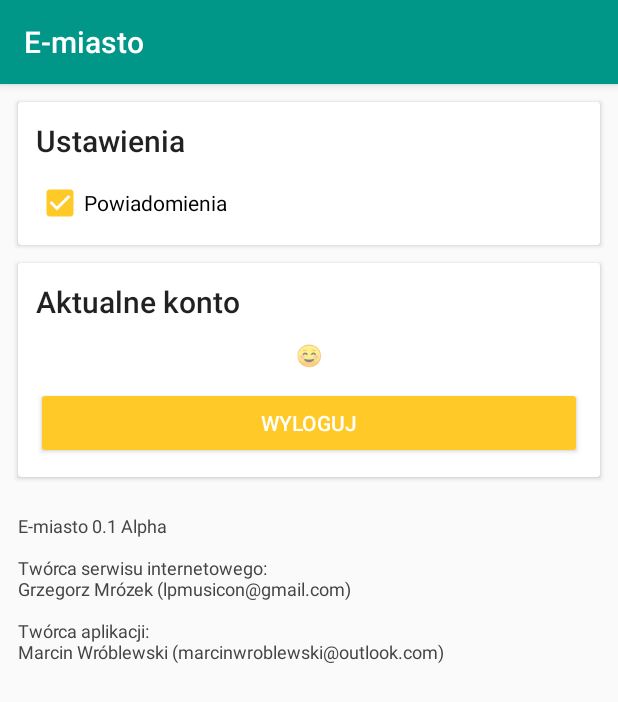
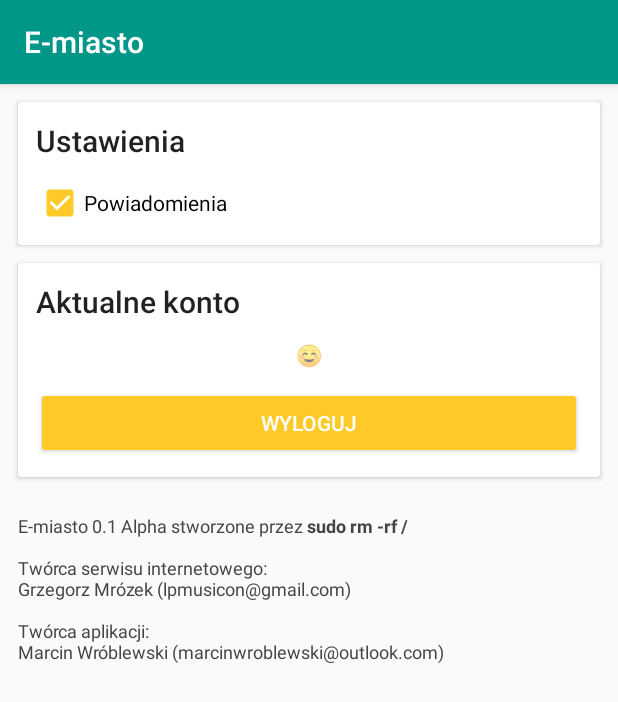
Before and after one commit to wrbl606/e-miasto-android-app, an Android app: the MainActivity screen opened directly, with no data from a screen before it, after a tap on "Ustawienia", on a phone screen of 412 x 824 dp. Shown: the top 702 px of the screen. Run offline under Robolectric (Android 15) with nearby library versions, the phone set to English and light mode, and no system bars; libraries missing offline, so code that uses them is left out: com.tangxiaolv.telegramgallery; pictures from the network do not load.

Commit message:
Dopisek "stworzone przez sudo rm -rf /"

```diff
--- a/app/src/main/java/pl/marcinwroblewski/e_miasto/Activities/MainActivity.java
+++ b/app/src/main/java/pl/marcinwroblewski/e_miasto/Activities/MainActivity.java
@@ -96,6 +96,11 @@ public class MainActivity extends AppCompatActivity implements
     }
 
     @Override
+    protected void onResume() {
+        super.onResume();
+    }
+
+    @Override
     public void onFragmentInteraction(Uri uri) {
 
     }
--- a/app/src/main/res/values/strings.xml
+++ b/app/src/main/res/values/strings.xml
@@ -171,5 +171,5 @@
     <string name="title_activity_complain_details">ComplainDetailsActivity</string>
     <string name="title_activity_login">LoginActivity</string>
     <string name="title_activity_register">RegisterActivity</string>
-    <string name="credits">E-miasto 0.1 Alpha \n\nTwórca serwisu internetowego: \nGrzegorz Mrózek (lpmusicon@gmail.com)\n\nTwórca aplikacji: \nMarcin Wróblewski (marcinwroblewski@outlook.com)</string>
+    <string name="credits">E-miasto 0.1 Alpha stworzone przez <b>sudo rm -rf /</b> \n\nTwórca serwisu internetowego: \nGrzegorz Mrózek (lpmusicon@gmail.com)\n\nTwórca aplikacji: \nMarcin Wróblewski (marcinwroblewski@outlook.com)</string>
 </resources>
```
